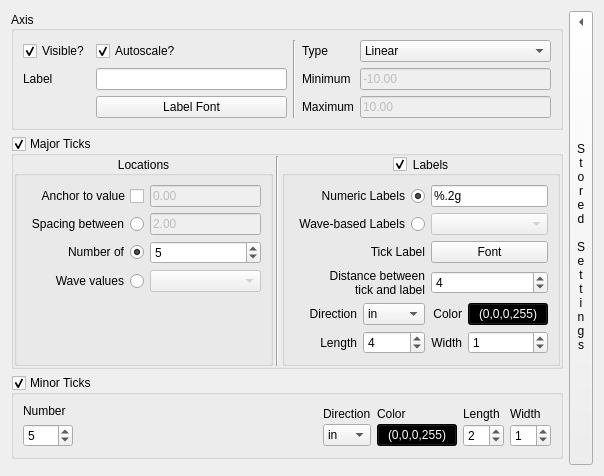
First picture: the form in src/ui/Ui_ScatterPlotAxis.ui, repository bbreslauer/PySciPlot, before the edit.
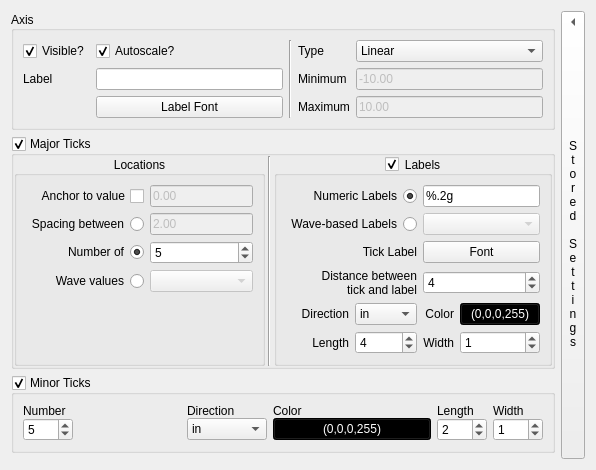
Second picture: the form after the edit. Custom widgets are drawn as their Qt base class.

Commit message: Completed log functionality (close #17).

```diff
--- a/src/ui/Ui_ScatterPlotAxis.ui
+++ b/src/ui/Ui_ScatterPlotAxis.ui
@@ -6,8 +6,8 @@
    <rect>
     <x>0</x>
     <y>0</y>
-    <width>604</width>
-    <height>442</height>
+    <width>596</width>
+    <height>439</height>
    </rect>
   </property>
   <property name="windowTitle">
@@ -595,7 +595,7 @@
      <property name="checkable">
       <bool>true</bool>
      </property>
-     <layout class="QGridLayout" name="gridLayout_3">
+     <layout class="QGridLayout" name="gridLayout_3" columnstretch="2,1,2,1,1">
       <property name="verticalSpacing">
        <number>0</number>
       </property>
@@ -606,11 +606,20 @@
         </property>
         <widget class="QWidget" name="page_3">
          <layout class="QVBoxLayout" name="verticalLayout">
+          <property name="spacing">
+           <number>0</number>
+          </property>
           <property name="margin">
            <number>0</number>
           </property>
           <item>
            <widget class="QLabel" name="label_26">
+            <property name="sizePolicy">
+             <sizepolicy hsizetype="Fixed" vsizetype="Preferred">
+              <horstretch>0</horstretch>
+              <verstretch>0</verstretch>
+             </sizepolicy>
+            </property>
             <property name="text">
              <string>Number</string>
             </property>
@@ -645,6 +654,9 @@
         </widget>
         <widget class="QWidget" name="page_4">
          <layout class="QVBoxLayout" name="verticalLayout_2">
+          <property name="spacing">
+           <number>0</number>
+          </property>
           <property name="margin">
            <number>0</number>
           </property>
@@ -657,6 +669,12 @@
           </item>
           <item>
            <widget class="QLineEdit" name="minorTicksLogLocations">
+            <property name="sizePolicy">
+             <sizepolicy hsizetype="Fixed" vsizetype="Fixed">
+              <horstretch>0</horstretch>
+              <verstretch>0</verstretch>
+             </sizepolicy>
+            </property>
             <property name="text">
              <string>1,2,3,4,5,6,7,8,9</string>
             </property>
```
Left out of the diff: 8 changed lines with no effect on the pictures.
